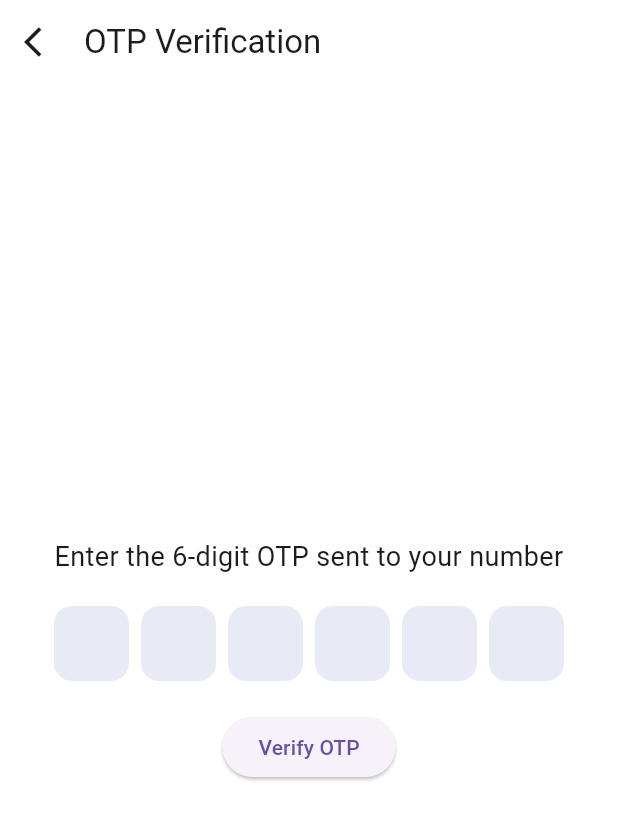
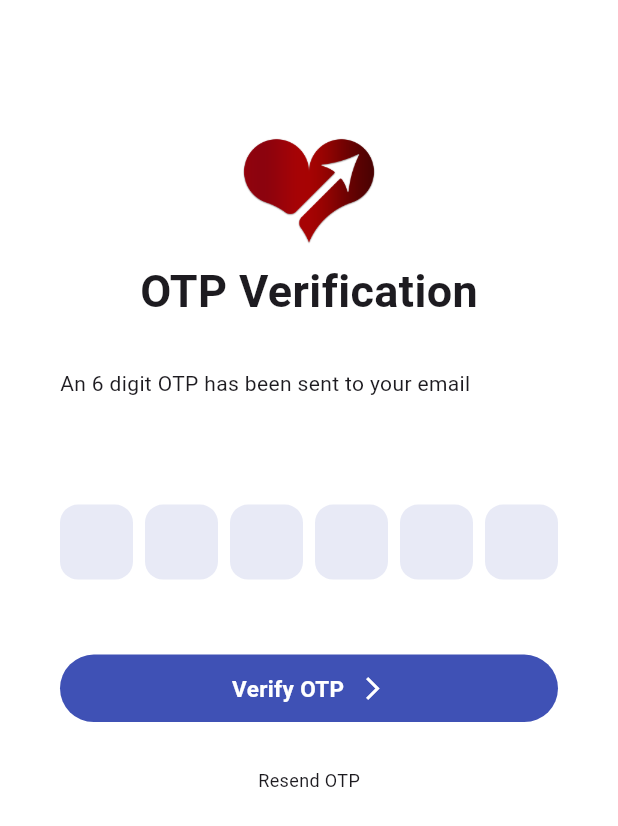
Before and after one commit to Benittostephen/NetStore, a Flutter app: the screen it shows after launch, after a tap on "Continue", on a phone screen of 412 x 824 dp. Shown: the top 826 px of the screen. Run offline on Flutter 3.47's test engine with Material 3 defaults, Android fonts, the phone set to English and light mode, and no system bars; drawn by our look-alikes of pinput.

Commit message:
added otp screen

```diff
--- a/lib/main.dart
+++ b/lib/main.dart
@@ -10,7 +10,7 @@ class MyApp extends StatelessWidget {
 
   @override
   Widget build(BuildContext context) {
-    return const MaterialApp(
+    return MaterialApp(
       home: LoginScreen(),
       debugShowCheckedModeBanner: false,
     );
--- a/lib/pages/login_screen.dart
+++ b/lib/pages/login_screen.dart
@@ -4,11 +4,38 @@ import 'package:nego_tube_login/pages/otp_verification_screen.dart';
 import 'package:nego_tube_login/widgets/my_textfield.dart';
 
 class LoginScreen extends StatelessWidget {
-  const LoginScreen({super.key});
+  LoginScreen({Key? key}) : super(key: key);
 
   @override
   Widget build(BuildContext context) {
     final emailController = TextEditingController();
+    final GlobalKey<FormState> _formKey = GlobalKey<FormState>();
+
+    // This is the email validator
+    String? _validateEmail(String? value) {
+      if (value == null || value.isEmpty) {
+        return 'Please enter your email';
+      }
+      final emailRegex =
+          RegExp(r'^[a-zA-Z0-9._%+-]+@[a-zA-Z0-9.-]+\.[a-zA-Z]{2,}$');
+      if (!emailRegex.hasMatch(value)) {
+        return 'Please enter a valid email';
+      }
+      return null;
+    }
+
+    // This function can be called when submitting the form
+    void _submitForm(BuildContext context) {
+      if (_formKey.currentState!.validate()) {
+        Navigator.push(
+            context,
+            MaterialPageRoute(
+                builder: (context) => OtpVerificationScreen(
+                    email: emailController.text.toLowerCase()))).then((_) {
+          emailController.clear();
+        });
+      }
+    }
 
     return Scaffold(
       backgroundColor: Colors.white,
@@ -17,10 +44,14 @@ class LoginScreen extends StatelessWidget {
         child: Padding(
           padding: const EdgeInsets.all(20.0),
           child: SingleChildScrollView(
+            child: Form(
+              key: _formKey,
               child: Column(
                 mainAxisAlignment: MainAxisAlignment.center,
                 children: [
-                const SizedBox(height: 150.0),
+                  // const SizedBox(height: 150.0),
+                  const SizedBox(height: 70.0),
+                  Image.asset('assets/icons/heart.png', scale: 5),
                   const Text(
                     'Get started',
                     textHeightBehavior: TextHeightBehavior(),
@@ -34,14 +65,19 @@ class LoginScreen extends StatelessWidget {
                     style: TextStyle(fontWeight: FontWeight.w500),
                   ),
                   const SizedBox(height: 70.0),
-                MyTextfield(controller: emailController, lableText: 'Email'),
+                  MyTextfield(
+                      controller: emailController,
+                      hintText: 'Email',
+                      validator: _validateEmail),
                   const SizedBox(height: 10.0),
                   InkWell(
                     onTap: () {
-                    Navigator.push(
-                        context,
-                        MaterialPageRoute(
-                            builder: (context) => OtpVerificationScreen()));
+                      _submitForm(context);
+                      // Navigator.push(
+                      //     context,
+                      //     MaterialPageRoute(
+                      //         builder: (context) => OtpVerificationScreen(
+                      //             email: emailController.text)));
                     },
                     borderRadius: BorderRadius.circular(50),
                     child: Ink(
@@ -112,6 +148,7 @@ class LoginScreen extends StatelessWidget {
             ),
           ),
         ),
+      ),
     );
   }
 
--- a/lib/pages/otp_verification_screen.dart
+++ b/lib/pages/otp_verification_screen.dart
@@ -1,294 +1,240 @@
-// import 'package:flutter/material.dart';
-//
-// class OtpVerificationScreen extends StatelessWidget {
-//   const OtpVerificationScreen({super.key});
-//
-//   @override
-//   Widget build(BuildContext context) {
-//     return const Scaffold();
-//   }
-// }
-
 import 'package:flutter/material.dart';
 import 'package:nego_tube_login/constants/const.dart';
+import 'package:nego_tube_login/pages/login_screen.dart';
 import 'package:pinput/pinput.dart';
 
 class OtpVerificationScreen extends StatelessWidget {
+  final String email;
+
+  OtpVerificationScreen({super.key, required this.email});
+
   final TextEditingController _otpController = TextEditingController();
 
   // This method verifies the OTP
   void _verifyOTP(BuildContext context) {
     final otp = _otpController.text;
     if (otp.length == 6) {
-      // Logic to verify OTP
+      Navigator.pushReplacement(
+          context, MaterialPageRoute(builder: (context) => LoginScreen()));
       print("Entered OTP: $otp");
       ScaffoldMessenger.of(context)
-          .showSnackBar(SnackBar(content: Text('OTP Verified')));
+          .showSnackBar(const SnackBar(content: Text('OTP Verified')));
     } else {
       ScaffoldMessenger.of(context)
-          .showSnackBar(SnackBar(content: Text('Invalid OTP')));
+          .showSnackBar(const SnackBar(content: Text('Invalid OTP')));
     }
   }
 
-  @override
-  Widget build(BuildContext context) {
   final defaultPinTheme = PinTheme(
     width: 50,
     height: 50,
     textStyle: TextStyle(
       fontSize: 22,
-        color: Colors.black,
       fontWeight: FontWeight.w600,
     ),
     decoration: BoxDecoration(
-          color: primaryColor_50, // Light grey box color from screenshot
+        color: primaryColor_50,
         borderRadius: BorderRadius.circular(12),
         border: Border.all(color: Colors.transparent)),
   );
 
+  @override
+  Widget build(BuildContext context) {
     // Focused pin theme (Red border when selected)
     final focusedPinTheme = defaultPinTheme.copyWith(
       decoration: BoxDecoration(
-        color: primaryColor_50,
         borderRadius: BorderRadius.circular(12),
         border: Border.all(color: primaryColor),
       ),
     );
 
-    return /*Scaffold(
-      body: Padding(
-        padding: const EdgeInsets.symmetric(horizontal: 20.0),
+    // Submitted pin theme (Green border when text is entered)
+    // final submittedPinTheme = defaultPinTheme.copyWith(
+    //   decoration: BoxDecoration(
+    //     color: primaryColor_50, // Keep background same
+    //     borderRadius: BorderRadius.circular(12),
+    //     border: Border.all(color: Colors.green),
+    //   ),
+    // );
+
+    return Scaffold(
+      backgroundColor: Colors.white,
+      body: SafeArea(
+          child: Center(
+        child: Padding(
+          padding: const EdgeInsets.symmetric(horizontal: 40.0),
           child: Column(
-          crossAxisAlignment: CrossAxisAlignment.stretch,
+            // mainAxisAlignment: MainAxisAlignment.center,
             children: [
-            const BodyText(headingText: 'Verify OTP'),
-            PinCodeTextField(
-              enableActiveFill: true,
-              keyboardType: TextInputType.phone,
-              appContext: context,
-              length: 5,
-              controller: otpController,
-              onChanged: (value) {
-                if (value.length == 5) {
-                  verifyOtp;
-                }
-              },
-              pinTheme: PinTheme(
-                activeColor: Colors.green,
-                inactiveFillColor: const Color(0xffeeedec),
-                activeFillColor: const Color(0xffeeedec),
-                selectedFillColor: const Color(0xffeeedec),
-                shape: PinCodeFieldShape.box,
-                borderRadius: BorderRadius.circular(10.0),
-                fieldHeight: 59,
-                fieldWidth: 58,
-                selectedColor: const Color(0xFFD5715B),
-                inactiveColor: const Color(0xffeeedec),
+              const SizedBox(height: 70.0),
+              Image.asset('assets/icons/heart.png', scale: 5),
+              Text(
+                'OTP Verification',
+                style: TextStyle(fontWeight: FontWeight.bold, fontSize: 30),
+              ),
+              const SizedBox(height: 30),
+              Align(
+                alignment: Alignment.topLeft,
+                child: Text(
+                  'An 6 digit OTP has been sent to your email',
+                  textAlign: TextAlign.start,
+                  style: TextStyle(fontSize: 14),
                 ),
               ),
-            const SizedBox(height: 20),
-            CustomButton(buttonName: 'Submit', onTap: verifyOtp),
-            const SizedBox(height: 10),
-            Center(
-              child: GestureDetector(
-                onTap: resendOtp,
-                child: const Text('Resend Code',
-                    style: TextStyle(
-                        fontSize: 14,
-                        decoration: TextDecoration.underline,
-                        color: Colors.black)),
+              Align(
+                alignment: Alignment.topLeft,
+                child: Text(
+                  email,
+                  textAlign: TextAlign.start,
+                  style: TextStyle(fontSize: 14, fontWeight: FontWeight.bold),
                 ),
               ),
-          ],
-        ),
-      ),
-    );*/
-        Scaffold(
-      backgroundColor: Colors.white,
-      appBar: AppBar(
-        backgroundColor: Colors.white,
-        title: const Text('OTP Verification'),
-        leading: const Icon(Icons.arrow_back_ios),
-        titleSpacing: 0,
-      ),
-      body: Center(
-        child: Column(
-          mainAxisAlignment: MainAxisAlignment.center,
-          crossAxisAlignment: CrossAxisAlignment.center,
-          children: [
-            // Expanded(
-            //     flex: 1,
-            //     child: Column(
-            //       children: [Text('data')],
-            //     )),
-            // Expanded(
-            //     flex: 2,
-            //     child: Container(
-            //       decoration: BoxDecoration(
-            //         borderRadius:
-            //             BorderRadius.vertical(top: Radius.circular(50)),
-            //         color: Colors.red,
-            //       ),
-            //       width: double.maxFinite,
-            //       // color: Colors.red,
-            //       child: Column(
-            //         children: [Text('data')],
-            //       ),
-            //     ))
-            Text(
-              'Enter the 6-digit OTP sent to your number',
-              textAlign: TextAlign.center,
-              style: TextStyle(fontSize: 18),
-            ),
-            SizedBox(height: 20),
+              const SizedBox(height: 50),
               Pinput(
                 length: 6,
                 controller: _otpController,
                 defaultPinTheme: defaultPinTheme,
                 focusedPinTheme: focusedPinTheme,
+                // submittedPinTheme: submittedPinTheme,
                 onCompleted: (pin) => _verifyOTP(context),
               ),
-            SizedBox(height: 20),
-            ElevatedButton(
-              onPressed: () => _verifyOTP(context),
-              // Use context to show SnackBar
-              child: Text('Verify OTP'),
+              const SizedBox(height: 50),
+              InkWell(
+                onTap: () {
+                  _verifyOTP(context);
+                },
+                borderRadius: BorderRadius.circular(50),
+                child: Ink(
+                  height: 45,
+                  decoration: BoxDecoration(
+                      color: primaryColor,
+                      borderRadius: BorderRadius.circular(50.0)),
+                  child: const Row(
+                    mainAxisAlignment: MainAxisAlignment.center,
+                    children: [
+                      Text(
+                        'Verify OTP',
+                        style: TextStyle(
+                            color: Colors.white,
+                            fontSize: 15.0,
+                            fontWeight: FontWeight.bold),
+                      ),
+                      SizedBox(width: 10),
+                      Icon(Icons.arrow_forward_ios,
+                          color: Colors.white, size: 18)
+                    ],
+                  ),
+                ),
+              ),
+              SizedBox(height: 30),
+              Text(
+                'Resend OTP',
+                style: TextStyle(fontSize: 12),
+              )
+            ],
+          ),
+        ),
+      )
+
+          /*Column(
+          children: [
+            Padding(
+              padding:
+                  const EdgeInsets.symmetric(horizontal: 20.0, vertical: 10.0),
+              child: Column(
+                crossAxisAlignment: CrossAxisAlignment.center,
+                children: [
+                  Align(
+                    alignment: Alignment.centerLeft,
+                    child: GestureDetector(
+                        child: const Icon(Icons.arrow_back_ios, size: 30),
+                        onTap: () {
+                          Navigator.pop(context);
+                        }),
+                  ),
+                  Image.asset('assets/icons/heart.png', scale: 5)
+                ],
+              ),
+            ),
+            Padding(
+              padding: const EdgeInsets.symmetric(horizontal: 40.0),
+              child: SingleChildScrollView(
+                child: Column(
+                  children: [
+                    const SizedBox(height: 80),
+                    Text(
+                      'OTP Verification',
+                      style:
+                          TextStyle(fontWeight: FontWeight.bold, fontSize: 30),
+                    ),
+                    const SizedBox(height: 30),
+                    Align(
+                      alignment: Alignment.topLeft,
+                      child: Text(
+                        'An 6 digit OTP has been sent to your email',
+                        textAlign: TextAlign.start,
+                        style: TextStyle(fontSize: 14),
+                      ),
+                    ),
+                    Align(
+                      alignment: Alignment.topLeft,
+                      child: Text(
+                        email,
+                        textAlign: TextAlign.start,
+                        style: TextStyle(
+                            fontSize: 14, fontWeight: FontWeight.bold),
+                      ),
+                    ),
+                    const SizedBox(height: 50),
+                    Pinput(
+                      length: 6,
+                      controller: _otpController,
+                      defaultPinTheme: defaultPinTheme,
+                      focusedPinTheme: focusedPinTheme,
+                      submittedPinTheme: submittedPinTheme,
+                      cursor: Text(
+                        '|',
+                        style: TextStyle(color: Colors.black, fontSize: 20),
+                      ),
+                      onCompleted: (pin) => _verifyOTP(context),
+                    ),
+                    const SizedBox(height: 50),
+                    Material(
+                      borderRadius: BorderRadius.circular(50),
+                      child: InkWell(
+                        onTap: () {
+                          _verifyOTP(context);
+                        },
+                        borderRadius: BorderRadius.circular(50),
+                        child: Ink(
+                          height: 45,
+                          decoration: BoxDecoration(
+                              color: primaryColor,
+                              borderRadius: BorderRadius.circular(50.0)),
+                          child: Center(
+                            child: Text(
+                              'Verify OTP',
+                              style: TextStyle(
+                                  color: primaryColor_50,
+                                  fontSize: 15.0,
+                                  fontWeight: FontWeight.bold),
+                            ),
+                          ),
+                        ),
+                      ),
+                    ),
+                    SizedBox(height: 30),
+                    Text(
+                      'Resend OTP',
+                      style: TextStyle(fontSize: 12),
+                    )
+                  ],
+                ),
+              ),
             ),
           ],
-        ),
+        ),*/
           ),
     );
   }
 }
-
-//
-//
-// class OtpVerificationScreen extends StatelessWidget {
-//   final TextEditingController _otpController = TextEditingController();
-//
-//   void _verifyOTP(BuildContext context) {
-//     final otp = _otpController.text;
-//     if (otp.length == 6) {
-//       ScaffoldMessenger.of(context)
-//           .showSnackBar(SnackBar(content: Text('OTP Verified')));
-//     } else {
-//       ScaffoldMessenger.of(context)
-//           .showSnackBar(SnackBar(content: Text('Invalid OTP')));
-//     }
-//   }
-//
-//   @override
-//   Widget build(BuildContext context) {
-//     // Default pin theme
-//     final defaultPinTheme = PinTheme(
-//       width: 56,
-//       height: 56,
-//       textStyle: TextStyle(
-//         fontSize: 22,
-//         color: Colors.black,
-//         fontWeight: FontWeight.w600,
-//       ),
-//       decoration: BoxDecoration(
-//         color: Color(0xFFF2F2F2), // Light grey box color from screenshot
-//         borderRadius: BorderRadius.circular(12), // Rounded corners
-//       ),
-//     );
-//
-//     return Scaffold(
-//       body: Padding(
-//         padding: const EdgeInsets.symmetric(horizontal: 24.0, vertical: 40.0),
-//         child: Column(
-//           crossAxisAlignment: CrossAxisAlignment.center,
-//           children: [
-//             SizedBox(height: 40),
-//             // App Name / Logo
-//             Align(
-//               alignment: Alignment.centerLeft,
-//               child: Text(
-//                 "FarmerEats", // Add your logo or app name here
-//                 style: TextStyle(
-//                   fontSize: 20,
-//                   fontWeight: FontWeight.bold,
-//                 ),
-//               ),
-//             ),
-//             SizedBox(height: 40),
-//             // Heading
-//             Text(
-//               "Verify OTP",
-//               style: TextStyle(
-//                 fontSize: 26,
-//                 fontWeight: FontWeight.bold,
-//                 color: Colors.black87,
-//               ),
-//             ),
-//             SizedBox(height: 8),
-//             // Subtitle and Login option
-//             Row(
-//               mainAxisAlignment: MainAxisAlignment.center,
-//               children: [
-//                 Text(
-//                   "Remember your password?",
-//                   style: TextStyle(fontSize: 14, color: Colors.grey),
-//                 ),
-//                 TextButton(
-//                   onPressed: () {
-//                     // Add navigation to Login page if necessary
-//                   },
-//                   child: Text(
-//                     "Login",
-//                     style: TextStyle(color: Color(0xFFE06C5F)),
-//                   ),
-//                 ),
-//               ],
-//             ),
-//             SizedBox(height: 40),
-//             // Pinput widget
-//             Pinput(
-//               length: 6,
-//               controller: _otpController,
-//               defaultPinTheme: defaultPinTheme,
-//               pinAnimationType: PinAnimationType.scale,
-//               showCursor: true,
-//               onCompleted: (pin) => _verifyOTP(context),
-//             ),
-//             SizedBox(height: 40),
-//             // Submit Button
-//             SizedBox(
-//               width: double.infinity,
-//               child: ElevatedButton(
-//                 style: ElevatedButton.styleFrom(
-//                   backgroundColor: Color(0xFFE06C5F), // Button color
-//                   shape: RoundedRectangleBorder(
-//                     borderRadius: BorderRadius.circular(25), // Rounded button
-//                   ),
-//                   padding: EdgeInsets.symmetric(vertical: 16),
-//                 ),
-//                 onPressed: () => _verifyOTP(context),
-//                 child: Text(
-//                   "Submit",
-//                   style: TextStyle(fontSize: 18, color: Colors.white),
-//                 ),
-//               ),
-//             ),
-//             SizedBox(height: 20),
-//             // Resend Code Link
-//             GestureDetector(
-//               onTap: () {
-//                 // Add logic to resend OTP
-//               },
-//               child: Text(
-//                 "Resend Code",
-//                 style: TextStyle(
-//                   fontSize: 16,
-//                   color: Colors.black87,
-//                   decoration: TextDecoration.underline,
-//                 ),
-//               ),
-//             ),
-//           ],
-//         ),
-//       ),
-//     );
-//   }
-// }
--- a/lib/widgets/my_textfield.dart
+++ b/lib/widgets/my_textfield.dart
@@ -1,82 +1,46 @@
 import 'package:flutter/material.dart';
-import 'package:nego_tube_login/constants/const.dart';
+
+import '../constants/const.dart';
 
 class MyTextfield extends StatelessWidget {
   final TextEditingController controller;
-  final String lableText;
+  final String hintText;
+  final String? Function(String?)? validator;
 
   const MyTextfield(
-      {super.key, required this.controller, required this.lableText});
+      {super.key,
+      required this.controller,
+      required this.hintText,
+      required this.validator});
 
   @override
   Widget build(BuildContext context) {
     return TextFormField(
+      // validator: validator,
+      controller: controller,
       keyboardType: TextInputType.emailAddress,
-      controller: controller,
       decoration: InputDecoration(
-          hintText: lableText,
-          hintStyle: TextStyle(color: primaryColor_300),
+        prefixIconConstraints:
+            const BoxConstraints(minWidth: 40, minHeight: 20),
         filled: true,
         fillColor: primaryColor_50,
+        hintText: hintText,
+        hintStyle: TextStyle(color: primaryColor_300, fontSize: 14),
         enabledBorder: OutlineInputBorder(
           borderRadius: BorderRadius.circular(10),
-            borderSide: BorderSide(color: primaryColor_50, width: 1),
+          borderSide: BorderSide(color: primaryColor_50),
         ),
         focusedBorder: OutlineInputBorder(
-            borderRadius: BorderRadius.circular(10),
-            borderSide: BorderSide(color: primaryColor, width: 1),
+          borderRadius: BorderRadius.circular(10.0),
+          borderSide: BorderSide(color: primaryColor),
         ),
-          // border: OutlineInputBorder(
-          //   borderRadius: BorderRadius.circular(10),
-          //   //borderSide: BorderSide.none,
-          // ),
-          contentPadding: EdgeInsets.symmetric(horizontal: 10, vertical: 10),
-          //labelText: lableText,
-          labelStyle: TextStyle(
-            color: Color(0xFFF454545),
-          )),
-      //validator: validator,
+        border: OutlineInputBorder(
+          borderRadius: BorderRadius.circular(10.0),
+        ),
+        contentPadding:
+            const EdgeInsets.symmetric(horizontal: 10, vertical: 10),
+      ),
+      // autovalidateMode: AutovalidateMode.onUserInteraction,
     );
   }
 }
-
-// TextFormField _mytextfield(bool obscureText, TextEditingController controller,
-//     String lableText, String? Function(String?) validator, prefixicon) {
-//   return TextFormField(
-//     controller: controller,
-//     obscureText: obscureText,
-//     decoration: InputDecoration(
-//         filled: true,
-//         fillColor: Color(0xFFFf5f5f5),
-//         suffixIcon: passwordController.text.isNotEmpty
-//             ? (prefixicon)
-//             ? IconButton(
-//             icon: Icon(
-//               size: 18,
-//               color: Colors.grey,
-//               _obscureText ? Icons.visibility_off : Icons.visibility,
-//             ),
-//             onPressed: _togglePasswordVisibility)
-//             : null
-//             : null,
-//         enabledBorder: OutlineInputBorder(
-//           borderRadius: BorderRadius.circular(5),
-//           borderSide: BorderSide(color: Color(0xFFFC6C6C6), width: 1),
-//         ),
-//         focusedBorder: OutlineInputBorder(
-//           borderRadius: BorderRadius.circular(5),
-//           borderSide: BorderSide(color: widget.appColor, width: 1),
-//         ),
-//         border: OutlineInputBorder(
-//           borderRadius: BorderRadius.circular(5.0),
-//           //borderSide: BorderSide.none,
-//         ),
-//         contentPadding: EdgeInsets.symmetric(horizontal: 10, vertical: 10),
-//         labelText: lableText,
-//         labelStyle: TextStyle(
-//           color: Color(0xFFF454545),
-//         )),
-//     // autovalidateMode: AutovalidateMode.onUserInteraction,
-//     validator: validator,
-//   );
-// }
--- a/pubspec.yaml
+++ b/pubspec.yaml
@@ -63,6 +63,8 @@ flutter:
   assets:
     - assets/icons/google.webp
     - assets/icons/facebook.png
+    - assets/images/hero.png
+    - assets/icons/heart.png
   #   - images/a_dot_ham.jpeg
 
   # An image asset can refer to one or more resolution-specific "variants", see
```
Also changed, not shown: assets/icons/heart.png (added), assets/images/hero.png (added). Lines whose indentation alone changed are shown as unchanged.
